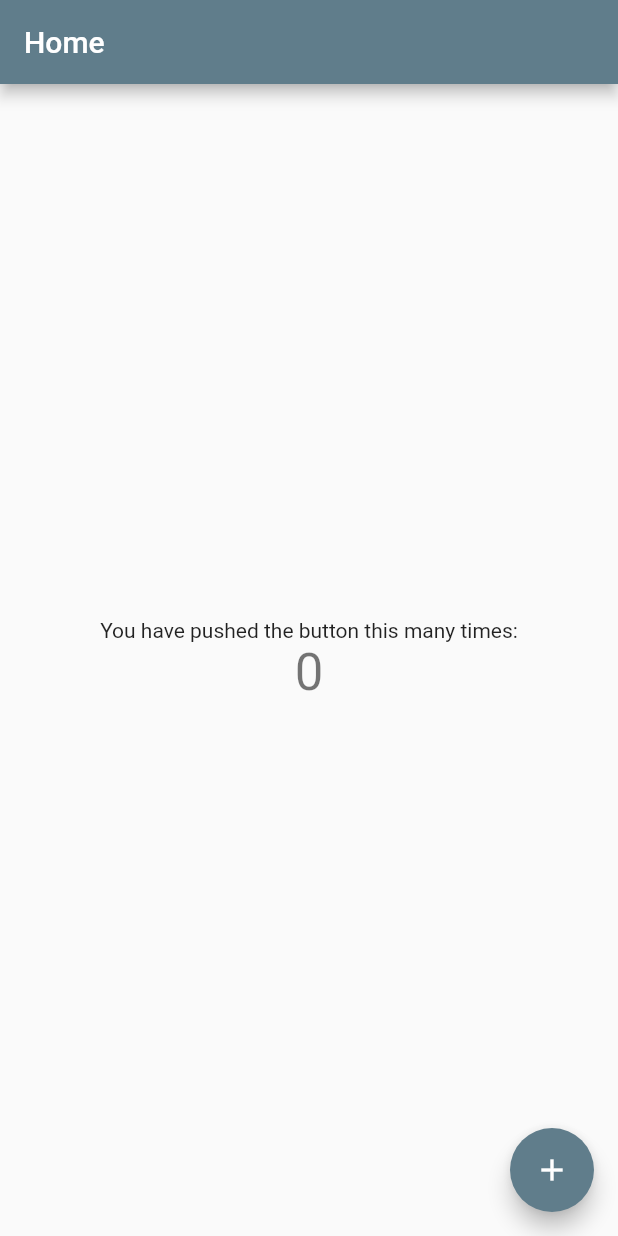
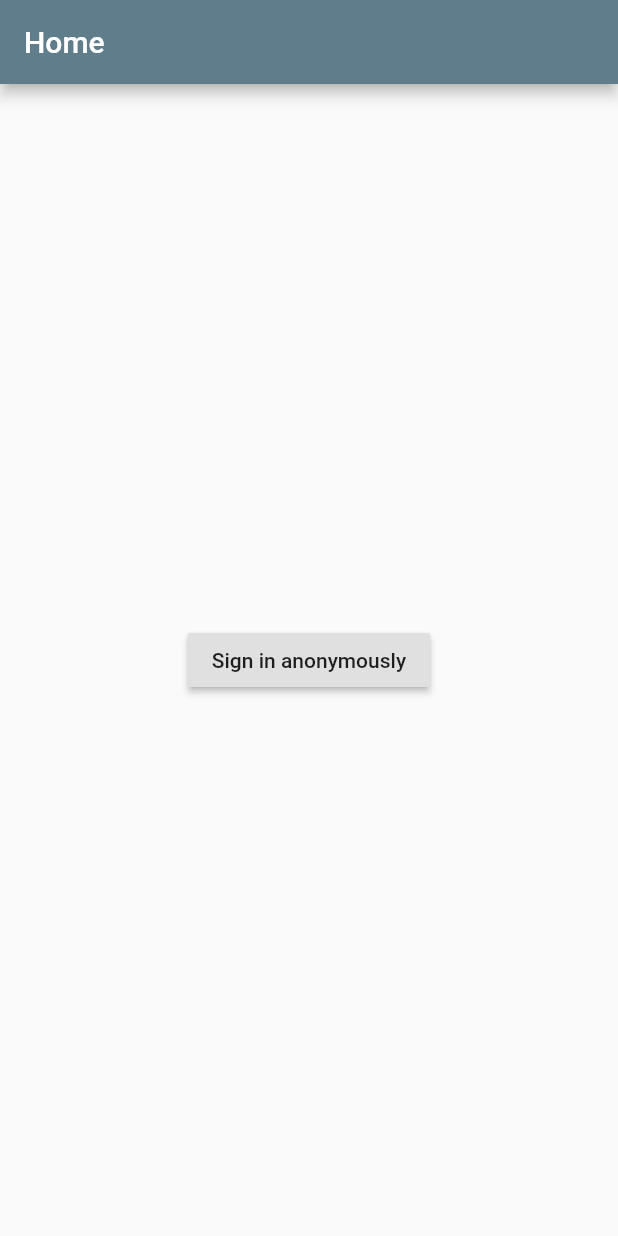
Before and after one commit to noboru-i/kyouen_vs_flutter, a Flutter app: the screen it shows after launch, on a phone screen of 412 x 824 dp. Run offline on Flutter 3.47's test engine with Material 2 defaults, Android fonts, the phone set to English and light mode, and no system bars; our stand-ins replace firebase_auth; missing offline and left inert: flutter_driver; accounts and stored records are empty.

Commit message:
auth by anonymous

```diff
--- a/lib/pages/home/home_page.dart
+++ b/lib/pages/home/home_page.dart
@@ -1,3 +1,4 @@
+import 'package:firebase_auth/firebase_auth.dart';
 import 'package:flutter/material.dart';
 
 class HomePage extends StatefulWidget {
@@ -8,14 +9,6 @@ class HomePage extends StatefulWidget {
 }
 
 class _HomePageState extends State<HomePage> {
-  int _counter = 0;
-
-  void _incrementCounter() {
-    setState(() {
-      _counter++;
-    });
-  }
-
   @override
   Widget build(BuildContext context) {
     return Scaffold(
@@ -26,21 +19,25 @@ class _HomePageState extends State<HomePage> {
         child: Column(
           mainAxisAlignment: MainAxisAlignment.center,
           children: <Widget>[
-            Text(
-              'You have pushed the button this many times:',
-            ),
-            Text(
-              '$_counter',
-              style: Theme.of(context).textTheme.display1,
+            RaisedButton(
+              onPressed: _signIn,
+              child: Text(
+                'Sign in anonymously',
+              ),
             ),
           ],
         ),
       ),
-      floatingActionButton: FloatingActionButton(
-        onPressed: _incrementCounter,
-        tooltip: 'Increment',
-        child: Icon(Icons.add),
-      ),
     );
   }
+
+  Future<FirebaseUser> _signIn() async {
+    final _auth = FirebaseAuth.instance;
+    // TODO Sign in with Twitter is crashed. So temporally login anonymously.
+    final result = await _auth.signInAnonymously();
+
+    print("signed in ${result.user.uid}");
+
+    return result.user;
+  }
 }
--- a/pubspec.yaml
+++ b/pubspec.yaml
@@ -13,6 +13,7 @@ dependencies:
   cupertino_icons: ^0.1.2
   firebase_core: ^0.4.0
   firebase_analytics: ^4.0.2
+  firebase_auth: ^0.14.0
 
 dev_dependencies:
   flutter_test:
```
Also changed, not shown: pubspec.lock, 3 other files.
